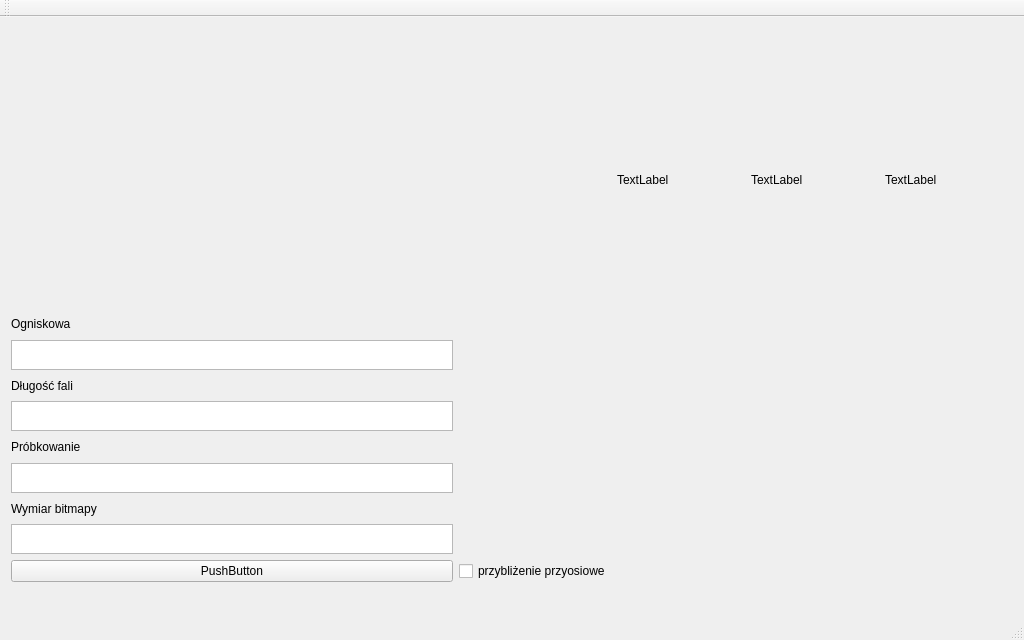
Before: the Qt Designer form mainwindow.ui in diabeticus95/inzynierka, drawn with Qt 5.
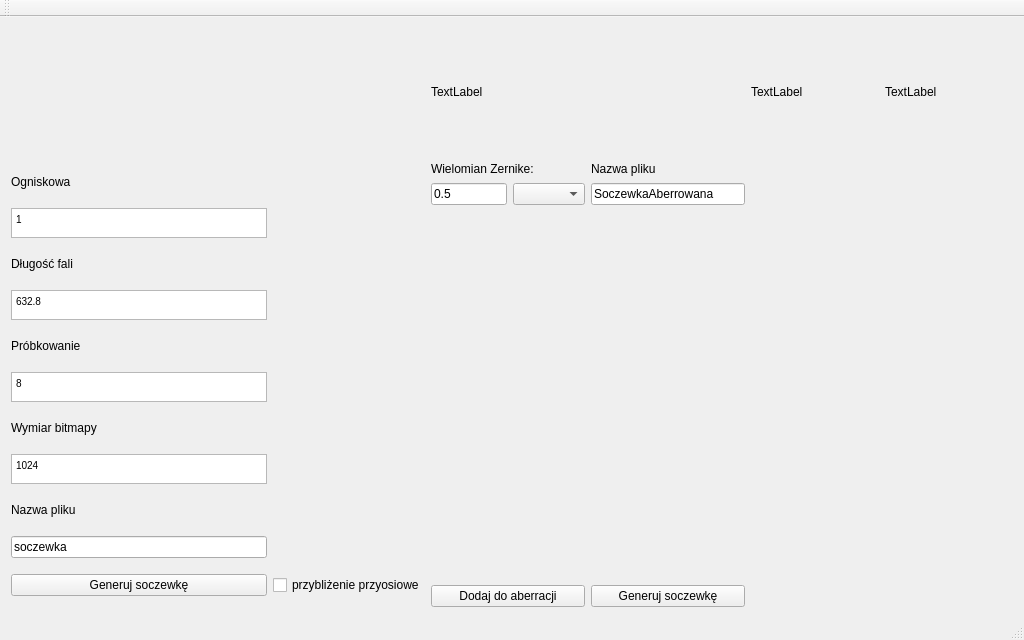
After: the same form once the commit is applied. Icons and pictures are not drawn.

What changed in the file:
```diff
--- a/mainwindow.ui
+++ b/mainwindow.ui
@@ -29,75 +29,99 @@
    <layout class="QGridLayout" name="gridLayout_2">
     <item row="0" column="0">
      <layout class="QGridLayout" name="gridLayout">
-      <item row="0" column="2">
-       <widget class="QLabel" name="label_MergePic">
-        <property name="minimumSize">
-         <size>
-          <width>128</width>
-          <height>128</height>
-         </size>
+      <item row="2" column="1">
+       <layout class="QGridLayout" name="gridLayout_3" rowstretch="0,0,1,0,0,0" columnstretch="1,1">
+        <property name="verticalSpacing">
+         <number>7</number>
         </property>
-        <property name="maximumSize">
-         <size>
-          <width>256</width>
-          <height>256</height>
-         </size>
-        </property>
-        <property name="text">
-         <string>TextLabel</string>
-        </property>
-       </widget>
+        <item row="0" column="0">
+         <widget class="QLabel" name="labelZernike">
+          <property name="sizePolicy">
+           <sizepolicy hsizetype="Preferred" vsizetype="Preferred">
+            <horstretch>0</horstretch>
+            <verstretch>0</verstretch>
+           </sizepolicy>
+          </property>
+          <property name="maximumSize">
+           <size>
+            <width>16777215</width>
+            <height>16777215</height>
+           </size>
+          </property>
+          <property name="text">
+           <string>Wielomian Zernike:</string>
+          </property>
+         </widget>
+        </item>
+        <item row="5" column="0">
+         <widget class="QPushButton" name="push_addToVector">
+          <property name="text">
+           <string>Dodaj do aberracji</string>
+          </property>
+         </widget>
+        </item>
+        <item row="1" column="0">
+         <layout class="QHBoxLayout" name="horizontalLayout" stretch="0,0">
+          <property name="sizeConstraint">
+           <enum>QLayout::SetDefaultConstraint</enum>
+          </property>
+          <item>
+           <widget class="QLineEdit" name="lineZernCoeff">
+            <property name="sizePolicy">
+             <sizepolicy hsizetype="Expanding" vsizetype="Fixed">
+              <horstretch>0</horstretch>
+              <verstretch>0</verstretch>
+             </sizepolicy>
+            </property>
+            <property name="text">
+             <string>0.5</string>
+            </property>
+           </widget>
+          </item>
+          <item>
+           <widget class="QComboBox" name="boxZernike">
+            <property name="sizePolicy">
+             <sizepolicy hsizetype="Preferred" vsizetype="Fixed">
+              <horstretch>0</horstretch>
+              <verstretch>0</verstretch>
+             </sizepolicy>
+            </property>
+           </widget>
+          </item>
+         </layout>
+        </item>
+        <item row="5" column="1">
+         <widget class="QPushButton" name="push_generateZern">
+          <property name="text">
+           <string>Generuj soczewkę</string>
+          </property>
+         </widget>
+        </item>
+        <item row="0" column="1">
+         <widget class="QLabel" name="label_nazwaZern">
+          <property name="text">
+           <string>Nazwa pliku</string>
+          </property>
+         </widget>
+        </item>
+        <item row="1" column="1">
+         <widget class="QLineEdit" name="lineEdit_nazwaZern">
+          <property name="text">
+           <string>SoczewkaAberrowana</string>
+          </property>
+         </widget>
+        </item>
+       </layout>
       </item>
-      <item row="0" column="1">
-       <widget class="QLabel" name="label_ZernPic">
-        <property name="minimumSize">
-         <size>
-          <width>128</width>
-          <height>128</height>
-         </size>
-        </property>
-        <property name="maximumSize">
-         <size>
-          <width>256</width>
-          <height>256</height>
-         </size>
-        </property>
-        <property name="text">
-         <string>TextLabel</string>
-        </property>
-       </widget>
-      </item>
-      <item row="0" column="3">
-       <widget class="QLabel" name="label_PSFPic">
-        <property name="minimumSize">
-         <size>
-          <width>128</width>
-          <height>128</height>
-         </size>
-        </property>
-        <property name="maximumSize">
-         <size>
-          <width>256</width>
-          <height>256</height>
-         </size>
-        </property>
-        <property name="text">
-         <string>TextLabel</string>
-        </property>
-       </widget>
-      </item>
-      <item row="1" column="0">
-       <layout class="QGridLayout" name="gridLayout_3">
+      <item row="2" column="0">
+       <layout class="QGridLayout" name="gridSoczewka">
         <property name="sizeConstraint">
          <enum>QLayout::SetDefaultConstraint</enum>
         </property>
-        <item row="8" column="0">
-         <widget class="QTextEdit" name="textEdit_size">
-          <property name="maximumSize">
-           <size>
-            <width>16777215</width>
-            <height>30</height>
-           </size>
+        <item row="11" column="0">
+         <widget class="QPushButton" name="button_genLens">
+          <property name="text">
+           <string>Generuj soczewkę</string>
           </property>
          </widget>
         </item>
@@ -109,6 +133,13 @@
             <height>30</height>
            </size>
           </property>
+          <property name="html">
+           <string>&lt;!DOCTYPE HTML PUBLIC &quot;-//W3C//DTD HTML 4.0//EN&quot; &quot;http://www.w3.org/TR/REC-html40/strict.dtd&quot;&gt;
+&lt;html&gt;&lt;head&gt;&lt;meta name=&quot;qrichtext&quot; content=&quot;1&quot; /&gt;&lt;style type=&quot;text/css&quot;&gt;
+p, li { white-space: pre-wrap; }
+&lt;/style&gt;&lt;/head&gt;&lt;body style=&quot; font-family:'MS Shell Dlg 2'; font-size:7.8pt; font-weight:400; font-style:normal;&quot;&gt;
+&lt;p style=&quot; margin-top:0px; margin-bottom:0px; margin-left:0px; margin-right:0px; -qt-block-indent:0; text-indent:0px;&quot;&gt;8&lt;/p&gt;&lt;/body&gt;&lt;/html&gt;</string>
+          </property>
          </widget>
         </item>
         <item row="4" column="0">
@@ -119,6 +150,13 @@
             <height>30</height>
            </size>
           </property>
+          <property name="html">
+           <string>&lt;!DOCTYPE HTML PUBLIC &quot;-//W3C//DTD HTML 4.0//EN&quot; &quot;http://www.w3.org/TR/REC-html40/strict.dtd&quot;&gt;
+&lt;html&gt;&lt;head&gt;&lt;meta name=&quot;qrichtext&quot; content=&quot;1&quot; /&gt;&lt;style type=&quot;text/css&quot;&gt;
+p, li { white-space: pre-wrap; }
+&lt;/style&gt;&lt;/head&gt;&lt;body style=&quot; font-family:'MS Shell Dlg 2'; font-size:7.8pt; font-weight:400; font-style:normal;&quot;&gt;
+&lt;p style=&quot; margin-top:0px; margin-bottom:0px; margin-left:0px; margin-right:0px; -qt-block-indent:0; text-indent:0px;&quot;&gt;632.8&lt;/p&gt;&lt;/body&gt;&lt;/html&gt;</string>
+          </property>
          </widget>
         </item>
         <item row="5" column="0">
@@ -134,15 +172,21 @@
           </property>
          </widget>
         </item>
-        <item row="9" column="0">
-         <widget class="QPushButton" name="button_genLens">
+        <item row="11" column="1">
+         <widget class="QCheckBox" name="checkBox_paraxial">
           <property name="text">
-           <string>PushButton</string>
+           <string>przybliżenie przyosiowe</string>
           </property>
          </widget>
         </item>
-        <item row="2" column="0">
-         <widget class="QLabel" name="label_lambda">
+        <item row="0" column="0">
+         <widget class="QLabel" name="label_ogniskowa">
+          <property name="sizePolicy">
+           <sizepolicy hsizetype="Preferred" vsizetype="Minimum">
+            <horstretch>0</horstretch>
+            <verstretch>0</verstretch>
+           </sizepolicy>
+          </property>
           <property name="maximumSize">
            <size>
             <width>16777215</width>
@@ -150,7 +194,7 @@
            </size>
           </property>
           <property name="text">
-           <string>Długość fali</string>
+           <string>Ogniskowa</string>
           </property>
          </widget>
         </item>
@@ -167,14 +211,8 @@
           </property>
          </widget>
         </item>
-        <item row="0" column="0">
-         <widget class="QLabel" name="label_ogniskowa">
-          <property name="sizePolicy">
-           <sizepolicy hsizetype="Preferred" vsizetype="Minimum">
-            <horstretch>0</horstretch>
-            <verstretch>0</verstretch>
-           </sizepolicy>
-          </property>
+        <item row="2" column="0">
+         <widget class="QLabel" name="label_lambda">
           <property name="maximumSize">
            <size>
             <width>16777215</width>
@@ -182,14 +220,7 @@
            </size>
           </property>
           <property name="text">
-           <string>Ogniskowa</string>
-          </property>
-         </widget>
-        </item>
-        <item row="9" column="1">
-         <widget class="QCheckBox" name="checkBox_paraxial">
-          <property name="text">
-           <string>przybliżenie przyosiowe</string>
+           <string>Długość fali</string>
           </property>
          </widget>
         </item>
@@ -201,6 +232,65 @@
             <height>30</height>
            </size>
           </property>
+          <property name="html">
+           <string>&lt;!DOCTYPE HTML PUBLIC &quot;-//W3C//DTD HTML 4.0//EN&quot; &quot;http://www.w3.org/TR/REC-html40/strict.dtd&quot;&gt;
+&lt;html&gt;&lt;head&gt;&lt;meta name=&quot;qrichtext&quot; content=&quot;1&quot; /&gt;&lt;style type=&quot;text/css&quot;&gt;
+p, li { white-space: pre-wrap; }
+&lt;/style&gt;&lt;/head&gt;&lt;body style=&quot; font-family:'MS Shell Dlg 2'; font-size:7.8pt; font-weight:400; font-style:normal;&quot;&gt;
+&lt;p style=&quot; margin-top:0px; margin-bottom:0px; margin-left:0px; margin-right:0px; -qt-block-indent:0; text-indent:0px;&quot;&gt;1&lt;/p&gt;&lt;/body&gt;&lt;/html&gt;</string>
+          </property>
+         </widget>
+        </item>
+        <item row="8" column="0">
+         <widget class="QTextEdit" name="textEdit_size">
+          <property name="maximumSize">
+           <size>
+            <width>16777215</width>
+            <height>30</height>
+           </size>
+          </property>
+          <property name="html">
+           <string>&lt;!DOCTYPE HTML PUBLIC &quot;-//W3C//DTD HTML 4.0//EN&quot; &quot;http://www.w3.org/TR/REC-html40/strict.dtd&quot;&gt;
+&lt;html&gt;&lt;head&gt;&lt;meta name=&quot;qrichtext&quot; content=&quot;1&quot; /&gt;&lt;style type=&quot;text/css&quot;&gt;
+p, li { white-space: pre-wrap; }
+&lt;/style&gt;&lt;/head&gt;&lt;body style=&quot; font-family:'MS Shell Dlg 2'; font-size:7.8pt; font-weight:400; font-style:normal;&quot;&gt;
+&lt;p style=&quot; margin-top:0px; margin-bottom:0px; margin-left:0px; margin-right:0px; -qt-block-indent:0; text-indent:0px;&quot;&gt;1024&lt;/p&gt;&lt;/body&gt;&lt;/html&gt;</string>
+          </property>
+         </widget>
+        </item>
+        <item row="10" column="0">
+         <widget class="QLineEdit" name="lineEdit_nazwa">
+          <property name="text">
+           <string>soczewka</string>
+          </property>
+         </widget>
+        </item>
+        <item row="9" column="0">
+         <widget class="QLabel" name="label">
+          <property name="sizePolicy">
+           <sizepolicy hsizetype="Preferred" vsizetype="Minimum">
+            <horstretch>0</horstretch>
+            <verstretch>0</verstretch>
+           </sizepolicy>
+          </property>
+          <property name="minimumSize">
+           <size>
+            <width>0</width>
+            <height>20</height>
+           </size>
+          </property>
+          <property name="maximumSize">
+           <size>
+            <width>16777215</width>
+            <height>20</height>
+           </size>
+          </property>
+          <property name="text">
+           <string>Nazwa pliku</string>
+          </property>
+          <property name="scaledContents">
+           <bool>false</bool>
+          </property>
          </widget>
         </item>
        </layout>
@@ -227,6 +317,63 @@
         </property>
        </widget>
       </item>
+      <item row="0" column="2">
+       <widget class="QLabel" name="label_MergePic">
+        <property name="minimumSize">
+         <size>
+          <width>128</width>
+          <height>128</height>
+         </size>
+        </property>
+        <property name="maximumSize">
+         <size>
+          <width>256</width>
+          <height>256</height>
+         </size>
+        </property>
+        <property name="text">
+         <string>TextLabel</string>
+        </property>
+       </widget>
+      </item>
+      <item row="0" column="3">
+       <widget class="QLabel" name="label_PSFPic">
+        <property name="minimumSize">
+         <size>
+          <width>128</width>
+          <height>128</height>
+         </size>
+        </property>
+        <property name="maximumSize">
+         <size>
+          <width>256</width>
+          <height>256</height>
+         </size>
+        </property>
+        <property name="text">
+         <string>TextLabel</string>
+        </property>
+       </widget>
+      </item>
+      <item row="0" column="1">
+       <widget class="QLabel" name="label_ZernPic">
+        <property name="minimumSize">
+         <size>
+          <width>128</width>
+          <height>128</height>
+         </size>
+        </property>
+        <property name="maximumSize">
+         <size>
+          <width>256</width>
+          <height>256</height>
+         </size>
+        </property>
+        <property name="text">
+         <string>TextLabel</string>
+        </property>
+       </widget>
+      </item>
      </layout>
     </item>
    </layout>
```
